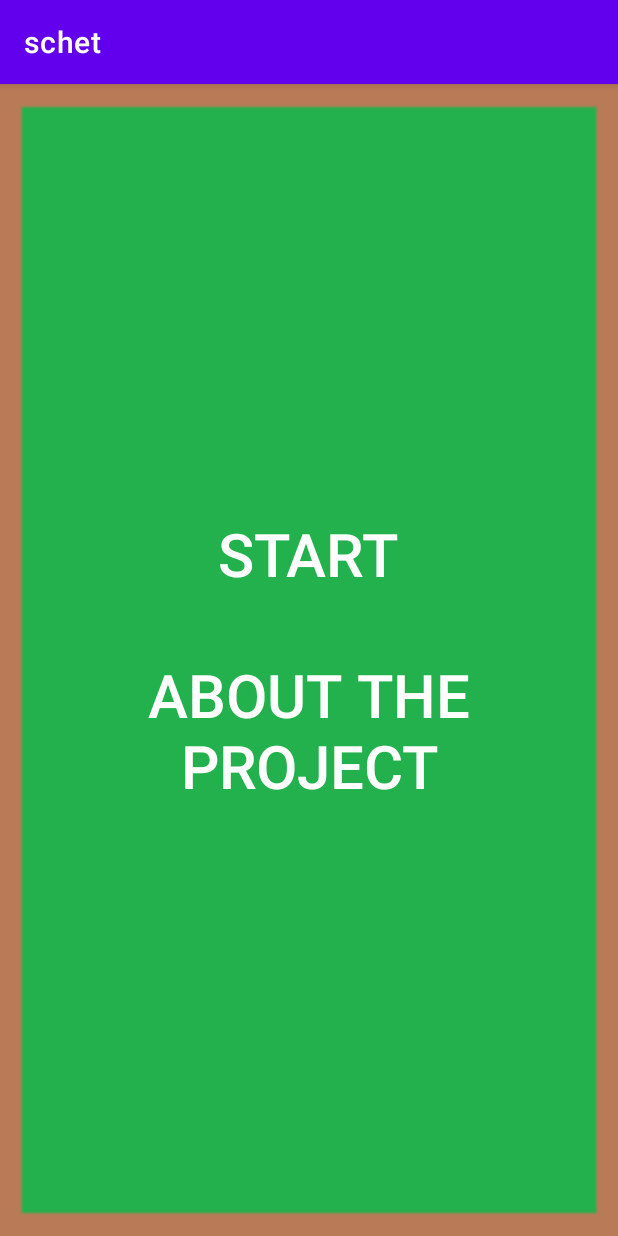
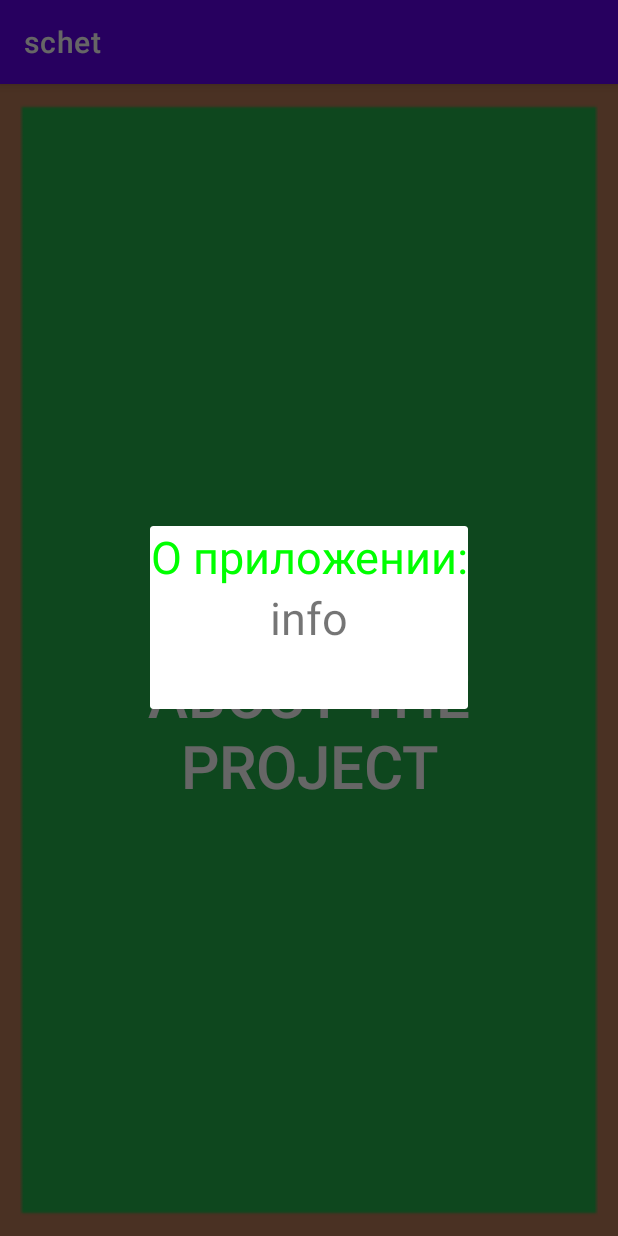
Before and after one commit to Coba3605/Project, an Android app: the screen it shows after launch (MainActivity), after a tap on "ABOUT THE PROJECT", on a phone screen of 412 x 824 dp. Run offline under Robolectric (Android 15) with nearby library versions, the phone set to English and light mode, and no system bars.

Commit message:
Project_f

```diff
--- a/app/src/main/AndroidManifest.xml
+++ b/app/src/main/AndroidManifest.xml
@@ -14,7 +14,9 @@
         tools:targetApi="31">
         <activity
             android:name=".play9Activity"
-            android:exported="false">
+            android:exported="false"
+            android:noHistory="true"
+            >
             <meta-data
                 android:name="android.app.lib_name"
                 android:value="" />
--- a/app/src/main/java/com/example/schet/MainActivity.java
+++ b/app/src/main/java/com/example/schet/MainActivity.java
@@ -1,7 +1,9 @@
 package com.example.schet;
 
 import android.app.Dialog;
+import android.content.DialogInterface;
 import android.os.Bundle;
+import android.widget.TextView;
 
 import androidx.appcompat.app.AppCompatActivity;
 
@@ -10,11 +12,9 @@ import com.example.schet.databinding.DialogBinding;
 
 public class MainActivity extends AppCompatActivity {
     ActivityMainBinding binding;
-    DialogBinding dibinding;
 
     @Override
     protected void onCreate(Bundle savedInstanceState) {
-        dibinding = DialogBinding.inflate(getLayoutInflater());
         binding = ActivityMainBinding.inflate(getLayoutInflater());
         super.onCreate(savedInstanceState);
         setContentView(binding.getRoot());
@@ -22,7 +22,15 @@ public class MainActivity extends AppCompatActivity {
             startActivity(MenuActivity.getInstanceMenu(this));
         });
         binding.info.setOnClickListener(view -> {
+            TextView message,info;
             Dialog dialog = new Dialog(MainActivity.this);
+            dialog.setContentView(R.layout.dialog);
+            message = dialog.findViewById(R.id.dialog_1);
+            info = dialog.findViewById(R.id.dialog_time);
+            message.setText("О приложении:");
+            message.setTextColor(getResources().getColor(R.color.green));
+            info.setText(R.string.info);
+            dialog.show();
         });
     }
 }
--- a/app/src/main/res/layout/activity_play9.xml
+++ b/app/src/main/res/layout/activity_play9.xml
@@ -27,7 +27,6 @@
             android:layout_width="wrap_content"
             android:layout_height="wrap_content"
             android:layout_gravity="center"
-            android:text="10"
             android:textSize="40sp"/>
         <TableLayout
             android:layout_width="match_parent"
--- a/app/src/main/res/values/strings.xml
+++ b/app/src/main/res/values/strings.xml
@@ -24,4 +24,5 @@
     <string name="Answ">Your answer is wrong</string>
     <string name="Anst">Your answer is correct</string>
     <string name="about_the_project">about the project</string>
+    <string name="info">info</string>
 </resources>
```
Also changed, not shown: app/src/main/java/com/example/schet/summationActivity.java (+10 -8 lines), 1 other file.
